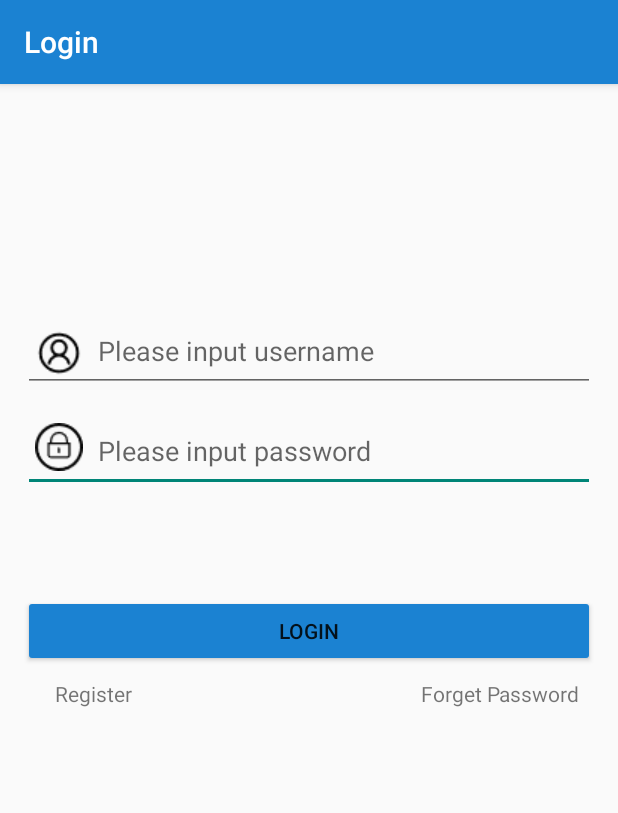
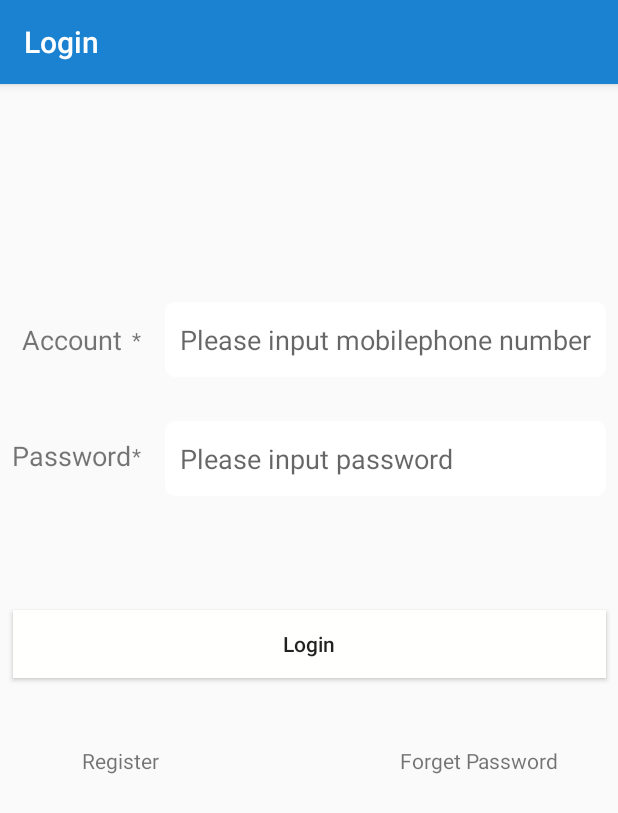
Before and after one commit to nutly/Elocker, an Android app: the screen it shows after launch (LoginActivity), on a phone screen of 412 x 824 dp. Shown: the top 813 px of the screen. Run offline under Robolectric (Android 15) with nearby library versions, the phone set to English and light mode, and no system bars.

```diff
--- a/app/src/main/java/com/feiyang/elocker/Constant.java
+++ b/app/src/main/java/com/feiyang/elocker/Constant.java
@@ -2,8 +2,8 @@ package com.feiyang.elocker;
 
 public class Constant {
     public final static String CURRENT_RELEASE = "1.1";
-    public final static String BASE_REQUEST_URL = "https://180.166.27.198";
-    //public final static String BASE_REQUEST_URL = "https://10.61.2.177";
+    //public final static String BASE_REQUEST_URL = "https://180.166.27.198";
+    public final static String BASE_REQUEST_URL = "https://10.61.2.177";
     //public final static String BASE_REQUEST_URL = "https://10.0.10.100";
 
     /*消息类型（Message.what）*/
--- a/app/src/main/res/layout-v26/activity_login.xml
+++ /dev/null
@@ -1,131 +0,0 @@
-<?xml version="1.0" encoding="utf-8"?>
-<android.support.constraint.ConstraintLayout xmlns:android="http://schemas.android.com/apk/res/android"
-    xmlns:app="http://schemas.android.com/apk/res-auto"
-    android:id="@+id/activity_login"
-    android:layout_width="match_parent"
-    android:layout_height="match_parent">
-
-
-    <Button
-        android:id="@+id/activity_login_login_btn"
-        android:layout_width="0dp"
-        android:layout_height="wrap_content"
-        android:layout_marginTop="8dp"
-        android:layout_marginBottom="8dp"
-        android:backgroundTint="@color/colorPrimary"
-        android:text="@string/login"
-        app:layout_constraintBottom_toBottomOf="parent"
-        app:layout_constraintEnd_toEndOf="@+id/activity_login_passwd"
-        app:layout_constraintHorizontal_bias="1.0"
-        app:layout_constraintStart_toStartOf="@+id/activity_login_passwd"
-        app:layout_constraintTop_toBottomOf="@+id/activity_login_passwd"
-        app:layout_constraintVertical_bias="0.141" />
-
-    <EditText
-        android:id="@+id/activity_login_passwd"
-        android:layout_width="0dp"
-        android:layout_height="54dp"
-        android:layout_marginTop="8dp"
-        android:layout_marginBottom="8dp"
-        android:autofillHints=""
-        android:ems="10"
-        android:hint="@string/input_passwd"
-        android:inputType="textPassword"
-        android:paddingStart="50dp"
-        android:paddingEnd="0dp"
-        android:singleLine="true"
-        app:layout_constraintBottom_toBottomOf="parent"
-        app:layout_constraintEnd_toEndOf="@+id/activity_login_user_name"
-        app:layout_constraintHorizontal_bias="1.0"
-        app:layout_constraintStart_toStartOf="@+id/activity_login_user_name"
-        app:layout_constraintTop_toBottomOf="@+id/activity_login_user_name"
-        app:layout_constraintVertical_bias="0.01" />
-
-    <EditText
-        android:id="@+id/activity_login_user_name"
-        android:layout_width="0dp"
-        android:layout_height="54dp"
-        android:layout_marginStart="15dp"
-        android:layout_marginTop="8dp"
-        android:layout_marginEnd="15dp"
-        android:layout_marginBottom="8dp"
-        android:ems="10"
-        android:hint="@string/input_username"
-        android:inputType="phone"
-        android:paddingStart="50dp"
-        android:paddingEnd="0dp"
-        android:singleLine="true"
-        android:textAlignment="gravity"
-        app:layout_constraintBottom_toBottomOf="parent"
-        app:layout_constraintEnd_toEndOf="parent"
-        app:layout_constraintHorizontal_bias="0.0"
-        app:layout_constraintStart_toStartOf="parent"
-        app:layout_constraintTop_toTopOf="parent"
-        app:layout_constraintVertical_bias="0.205"
-        android:autofillHints="" />
-
-    <ImageView
-        android:id="@+id/ic_username"
-        android:layout_width="wrap_content"
-        android:layout_height="wrap_content"
-        android:layout_margin="8dp"
-        android:layout_marginStart="8dp"
-        android:layout_marginEnd="8dp"
-        android:contentDescription="@null"
-        app:layout_constraintBottom_toBottomOf="@+id/activity_login_user_name"
-        app:layout_constraintEnd_toEndOf="parent"
-        app:layout_constraintHorizontal_bias="0.0"
-        app:layout_constraintStart_toStartOf="@+id/activity_login_user_name"
-        app:layout_constraintTop_toTopOf="@+id/activity_login_user_name"
-        app:layout_constraintVertical_bias="0.636"
-        app:srcCompat="@drawable/ic_user" />
-
-    <ImageView
-        android:id="@+id/ic_passwd"
-        android:layout_width="wrap_content"
-        android:layout_height="wrap_content"
-        android:layout_marginTop="8dp"
-        android:layout_marginBottom="8dp"
-        android:contentDescription="@null"
-        app:layout_constraintBottom_toBottomOf="@+id/activity_login_passwd"
-        app:layout_constraintEnd_toEndOf="@+id/ic_username"
-        app:layout_constraintHorizontal_bias="0.0"
-        app:layout_constraintStart_toStartOf="@+id/ic_username"
-        app:layout_constraintTop_toBottomOf="@+id/activity_login_user_name"
-        app:layout_constraintVertical_bias="0.666"
-        app:srcCompat="@drawable/ic_passwd" />
-
-    <TextView
-        android:id="@+id/activity_login_register"
-        android:layout_width="68dp"
-        android:layout_height="24dp"
-        android:layout_marginStart="8dp"
-        android:layout_marginTop="8dp"
-        android:layout_marginEnd="8dp"
-        android:layout_marginBottom="8dp"
-        android:text="@string/register"
-        app:layout_constraintBottom_toBottomOf="parent"
-        app:layout_constraintEnd_toStartOf="@+id/guideline"
-        app:layout_constraintHorizontal_bias="0.239"
-        app:layout_constraintStart_toStartOf="parent"
-        app:layout_constraintTop_toBottomOf="@+id/activity_login_login_btn"
-        app:layout_constraintVertical_bias="0.0" />
-
-    <TextView
-        android:id="@+id/activity_login_forget_pass"
-        android:layout_width="113dp"
-        android:layout_height="24dp"
-        android:layout_marginStart="76dp"
-        android:text="@string/forget_pass"
-        app:layout_constraintBottom_toBottomOf="@+id/activity_login_register"
-        app:layout_constraintStart_toStartOf="@+id/guideline"
-        app:layout_constraintTop_toTopOf="@+id/activity_login_register"
-        app:layout_constraintVertical_bias="0.0" />
-
-    <android.support.constraint.Guideline
-        android:id="@+id/guideline"
-        android:layout_width="wrap_content"
-        android:layout_height="wrap_content"
-        android:orientation="vertical"
-        app:layout_constraintGuide_begin="205dp" />
-</android.support.constraint.ConstraintLayout>
--- a/app/src/main/res/layout/activity_login.xml
+++ b/app/src/main/res/layout/activity_login.xml
@@ -6,127 +6,138 @@
     android:layout_height="match_parent">
 
 
-    <Button
-        android:id="@+id/activity_login_login_btn"
-        android:layout_width="0dp"
-        android:layout_height="wrap_content"
-        android:layout_marginTop="8dp"
-        android:layout_marginBottom="8dp"
-        android:backgroundTint="@color/colorLightGray"
-        android:text="@string/login"
-        android:textAllCaps="false"
-        app:layout_constraintBottom_toBottomOf="parent"
-        app:layout_constraintEnd_toEndOf="@+id/activity_login_passwd"
-        app:layout_constraintHorizontal_bias="1.0"
-        app:layout_constraintStart_toStartOf="@+id/activity_login_passwd"
-        app:layout_constraintTop_toBottomOf="@+id/activity_login_passwd"
-        app:layout_constraintVertical_bias="0.146" />
-
     <EditText
         android:id="@+id/activity_login_passwd"
         android:layout_width="0dp"
-        android:layout_height="54dp"
-        android:layout_marginTop="8dp"
-        android:layout_marginBottom="8dp"
+        android:layout_height="50dp"
+        android:background="@drawable/inputbox_white"
         android:ems="10"
         android:hint="@string/input_passwd"
         android:inputType="textPassword"
-        android:paddingStart="50dp"
-        android:paddingEnd="0dp"
         android:singleLine="true"
-        app:layout_constraintBottom_toBottomOf="parent"
+        app:layout_constraintBottom_toBottomOf="@+id/activity_login_password_label"
         app:layout_constraintEnd_toEndOf="@+id/activity_login_user_name"
         app:layout_constraintHorizontal_bias="0.0"
         app:layout_constraintStart_toStartOf="@+id/activity_login_user_name"
-        app:layout_constraintTop_toBottomOf="@+id/activity_login_user_name"
-        app:layout_constraintVertical_bias="0.11"
-        android:autofillHints="" />
+        app:layout_constraintTop_toTopOf="@+id/activity_login_password_label"
+        app:layout_constraintVertical_bias="0.11" />
 
     <EditText
         android:id="@+id/activity_login_user_name"
         android:layout_width="0dp"
-        android:layout_height="54dp"
-        android:layout_marginStart="15dp"
-        android:layout_marginTop="8dp"
-        android:layout_marginEnd="15dp"
-        android:layout_marginBottom="8dp"
+        android:layout_height="50dp"
+        android:layout_marginStart="8dp"
+        android:layout_marginEnd="8dp"
+        android:background="@drawable/inputbox_white"
         android:ems="10"
-        android:hint="@string/input_username"
+        android:hint="@string/input_mobile"
         android:inputType="phone"
-        android:paddingStart="50dp"
-        android:paddingEnd="0dp"
         android:singleLine="true"
         android:textAlignment="gravity"
-        app:layout_constraintBottom_toBottomOf="parent"
+        app:layout_constraintBottom_toBottomOf="@+id/activity_login_acount_label"
         app:layout_constraintEnd_toEndOf="parent"
-        app:layout_constraintHorizontal_bias="0.0"
-        app:layout_constraintStart_toStartOf="parent"
-        app:layout_constraintTop_toTopOf="parent"
-        app:layout_constraintVertical_bias="0.205"
-        android:autofillHints="" />
-
-    <ImageView
-        android:id="@+id/ic_username"
-        android:layout_width="wrap_content"
-        android:layout_height="wrap_content"
-        android:layout_margin="8dp"
-        android:layout_marginStart="8dp"
-        android:layout_marginEnd="8dp"
-        android:contentDescription="@null"
-        app:layout_constraintBottom_toBottomOf="@+id/activity_login_user_name"
-        app:layout_constraintEnd_toEndOf="parent"
-        app:layout_constraintHorizontal_bias="0.0"
-        app:layout_constraintStart_toStartOf="@+id/activity_login_user_name"
-        app:layout_constraintTop_toTopOf="@+id/activity_login_user_name"
-        app:layout_constraintVertical_bias="0.636"
-        app:srcCompat="@drawable/ic_user" />
-
-    <ImageView
-        android:id="@+id/imageView2"
-        android:layout_width="wrap_content"
-        android:layout_height="wrap_content"
-        android:layout_marginTop="8dp"
-        android:layout_marginBottom="8dp"
-        android:contentDescription="@null"
-        app:layout_constraintBottom_toBottomOf="@+id/activity_login_passwd"
-        app:layout_constraintEnd_toEndOf="@+id/ic_username"
-        app:layout_constraintHorizontal_bias="0.0"
-        app:layout_constraintStart_toStartOf="@+id/ic_username"
-        app:layout_constraintTop_toBottomOf="@+id/activity_login_user_name"
-        app:layout_constraintVertical_bias="0.879"
-        app:srcCompat="@drawable/ic_passwd" />
+        app:layout_constraintStart_toEndOf="@+id/require_tag_account"
+        app:layout_constraintTop_toTopOf="@+id/activity_login_acount_label"
+        app:layout_constraintVertical_bias="0.529" />
 
     <TextView
         android:id="@+id/activity_login_register"
         android:layout_width="68dp"
         android:layout_height="24dp"
-        android:layout_marginStart="8dp"
+        android:layout_marginStart="28dp"
         android:layout_marginTop="8dp"
         android:layout_marginEnd="8dp"
-        android:layout_marginBottom="8dp"
+        android:layout_marginBottom="128dp"
         android:text="@string/register"
         app:layout_constraintBottom_toBottomOf="parent"
-        app:layout_constraintEnd_toStartOf="@+id/guideline"
-        app:layout_constraintHorizontal_bias="0.239"
+        app:layout_constraintEnd_toEndOf="parent"
+        app:layout_constraintHorizontal_bias="0.087"
         app:layout_constraintStart_toStartOf="parent"
         app:layout_constraintTop_toBottomOf="@+id/activity_login_login_btn"
-        app:layout_constraintVertical_bias="0.0" />
+        app:layout_constraintVertical_bias="0.176" />
 
     <TextView
         android:id="@+id/activity_login_forget_pass"
         android:layout_width="113dp"
         android:layout_height="24dp"
-        android:layout_marginStart="76dp"
+        android:layout_marginEnd="32dp"
         android:text="@string/forget_pass"
         app:layout_constraintBottom_toBottomOf="@+id/activity_login_register"
-        app:layout_constraintStart_toStartOf="@+id/guideline"
+        app:layout_constraintEnd_toEndOf="parent"
         app:layout_constraintTop_toTopOf="@+id/activity_login_register"
         app:layout_constraintVertical_bias="0.0" />
 
-    <android.support.constraint.Guideline
-        android:id="@+id/guideline"
+    <Button
+        android:id="@+id/activity_login_login_btn"
+        android:layout_width="395dp"
+        android:layout_height="45dp"
+        android:layout_marginStart="8dp"
+        android:layout_marginTop="76dp"
+        android:layout_marginEnd="8dp"
+        android:background="@color/colorLightGray"
+        android:text="@string/login"
+        android:textAllCaps="false"
+        app:layout_constraintEnd_toEndOf="parent"
+        app:layout_constraintStart_toStartOf="parent"
+        app:layout_constraintTop_toBottomOf="@+id/activity_login_passwd" />
+
+    <TextView
+        android:id="@+id/activity_login_acount_label"
+        android:layout_width="80dp"
+        android:layout_height="@dimen/list_item_height"
+        android:layout_marginTop="8dp"
+        android:layout_marginEnd="8dp"
+        android:layout_marginBottom="8dp"
+        android:gravity="center_horizontal|center_vertical"
+        android:text="@string/phone"
+        android:textAlignment="gravity"
+        android:textSize="18sp"
+        app:layout_constraintBottom_toBottomOf="parent"
+        app:layout_constraintEnd_toEndOf="parent"
+        app:layout_constraintHorizontal_bias="0.024"
+        app:layout_constraintStart_toStartOf="parent"
+        app:layout_constraintTop_toTopOf="parent"
+        app:layout_constraintVertical_bias="0.198" />
+
+    <TextView
+        android:id="@+id/require_tag_account"
         android:layout_width="wrap_content"
-        android:layout_height="wrap_content"
-        android:orientation="vertical"
-        app:layout_constraintGuide_begin="205dp" />
+        android:layout_height="0dp"
+        android:layout_marginEnd="8dp"
+        android:gravity="center_horizontal|center_vertical"
+        android:text="@string/require_tag"
+        android:textAlignment="gravity"
+        app:layout_constraintBottom_toBottomOf="@+id/activity_login_acount_label"
+        app:layout_constraintEnd_toStartOf="@+id/activity_login_user_name"
+        app:layout_constraintHorizontal_bias="0.0"
+        app:layout_constraintStart_toEndOf="@+id/activity_login_acount_label"
+        app:layout_constraintTop_toTopOf="@+id/activity_login_acount_label"
+        app:layout_constraintVertical_bias="0.0" />
+
+    <TextView
+        android:id="@+id/activity_login_password_label"
+        android:layout_width="wrap_content"
+        android:layout_height="@dimen/list_item_height"
+        android:layout_marginTop="32dp"
+        android:gravity="center_horizontal|center_vertical"
+        android:text="@string/password"
+        android:textAlignment="gravity"
+        android:textSize="18sp"
+        app:layout_constraintEnd_toStartOf="@+id/require_tag_account"
+        app:layout_constraintHorizontal_bias="0.0"
+        app:layout_constraintStart_toStartOf="@+id/activity_login_acount_label"
+        app:layout_constraintTop_toBottomOf="@+id/activity_login_acount_label" />
+
+    <TextView
+        android:id="@+id/textView6"
+        android:layout_width="0dp"
+        android:layout_height="0dp"
+        android:gravity="center_horizontal|center_vertical"
+        android:text="@string/require_tag"
+        android:textAlignment="gravity"
+        app:layout_constraintBottom_toBottomOf="@+id/activity_login_password_label"
+        app:layout_constraintEnd_toEndOf="@+id/require_tag_account"
+        app:layout_constraintStart_toStartOf="@+id/require_tag_account"
+        app:layout_constraintTop_toTopOf="@+id/activity_login_password_label"
+        app:layout_constraintVertical_bias="0.576" />
 </android.support.constraint.ConstraintLayout>
```
Also changed, not shown: app/src/main/java/com/feiyang/elocker/activity/SettingActivity.java (+10 -3 lines), app/src/main/java/com/feiyang/elocker/fragment/FragmentAbout.java (added, +31 -0 lines), app/src/main/java/com/feiyang/elocker/fragment/FragmentFeedback.java (added, +51 -0 lines), app/src/main/java/com/feiyang/elocker/util/BluetoothUtil.java (+140 -20 lines), app/src/main/res/layout/fragment_about.xml (added, +54 -0 lines), app/src/main/res/layout/fragment_feedback.xml (added, +47 -0 lines), app/src/main/res/values/strings.xml (+9 -1 lines), app/src/main/res/drawable/log.png, 2 other files.
